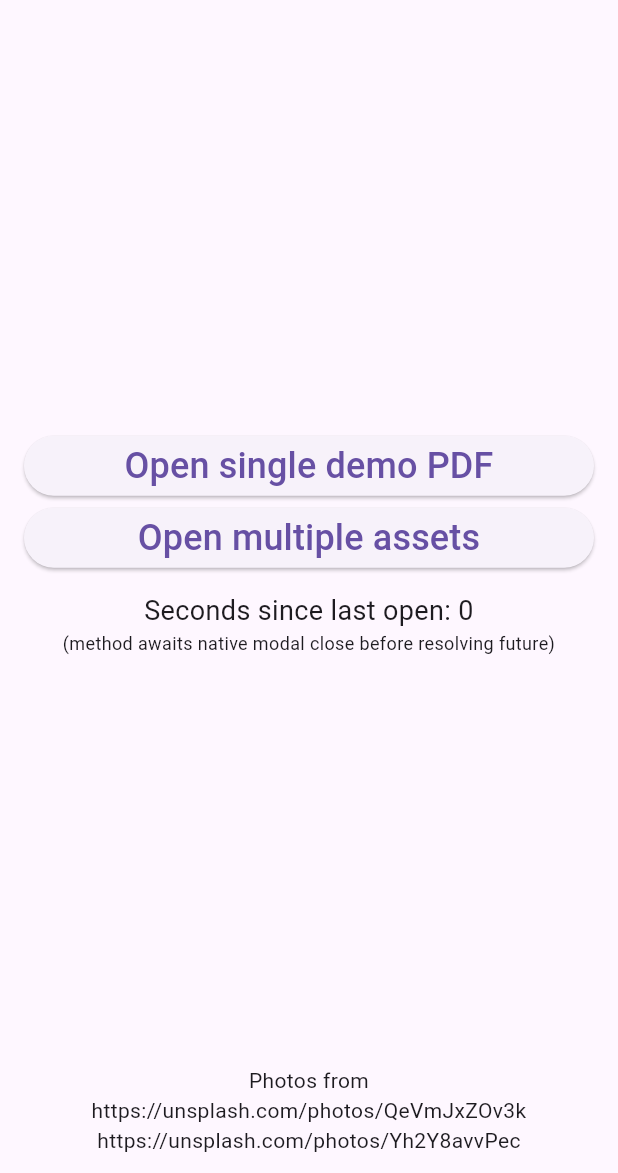
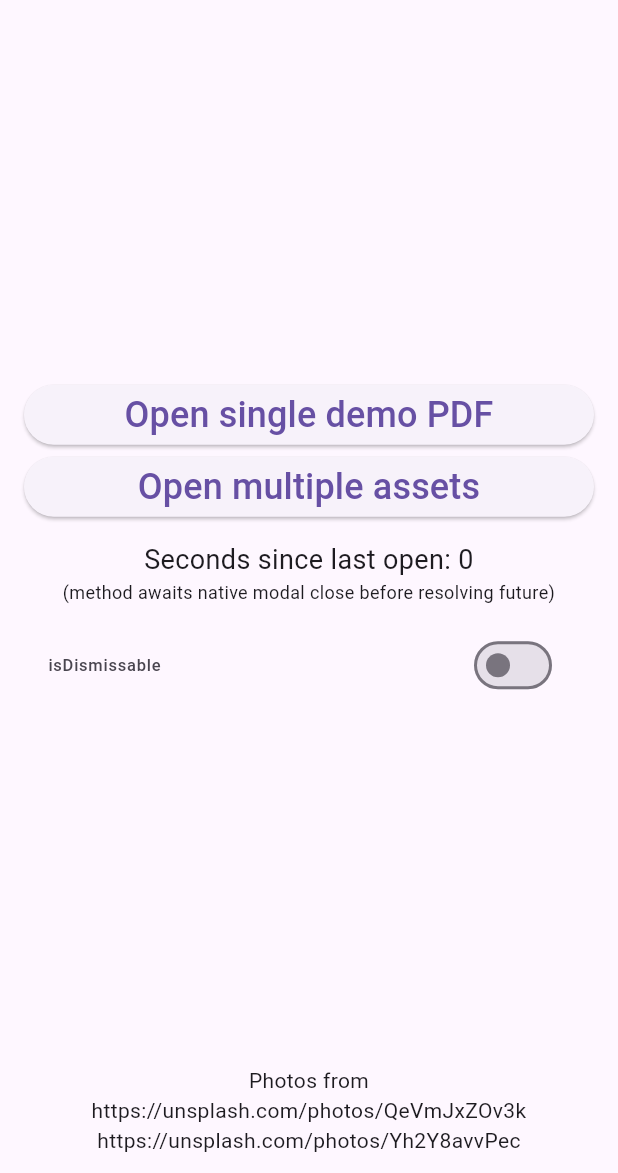
Before and after one commit to glebosotov/flutter-quick-look, a Flutter app: the screen it shows after launch, after a tap on "Open single demo PDF", on a phone screen of 412 x 824 dp, the part 63-1236 px from its top. Run offline on Flutter 3.47's test engine with Material 3 defaults, Android fonts, the phone set to English and light mode, and no system bars.

```diff
--- a/example/lib/main.dart
+++ b/example/lib/main.dart
@@ -31,6 +31,7 @@ class _MyAppState extends State<MyApp> {
 
   Timer? _timer;
   int secondsPassedSinceLastOpen = 0;
+  bool isDismissable = false;
 
   @override
   Widget build(BuildContext context) {
@@ -65,10 +66,17 @@ class _MyAppState extends State<MyApp> {
                     });
                     final String directory =
                         (await getApplicationDocumentsDirectory()).path;
-                    final tempFile = await File('$directory/$path')
-                        .writeAsBytes(byteData.buffer.asUint8List(
-                            byteData.offsetInBytes, byteData.lengthInBytes));
-                    await QuickLook.openURL(tempFile.path);
+                    final tempFile =
+                        await File('$directory/$path').writeAsBytes(
+                      byteData.buffer.asUint8List(
+                        byteData.offsetInBytes,
+                        byteData.lengthInBytes,
+                      ),
+                    );
+                    await QuickLook.openURL(
+                      tempFile.path,
+                      isDismissable: isDismissable,
+                    );
                     _timer?.cancel();
                   },
                   child: const Text('Open single demo PDF',
@@ -90,21 +98,28 @@ class _MyAppState extends State<MyApp> {
                     });
                     _timer =
                         Timer.periodic(const Duration(seconds: 1), (timer) {
-                      setState(() {
-                        secondsPassedSinceLastOpen++;
-                      });
+                      setState(
+                        () {
+                          secondsPassedSinceLastOpen++;
+                        },
+                      );
                     });
                     for (final path in paths) {
                       final byteData = await rootBundle.load('assets/$path');
-                      final tempFile = await File('$directory/$path')
-                          .writeAsBytes(byteData.buffer.asUint8List(
-                              byteData.offsetInBytes, byteData.lengthInBytes));
+                      final tempFile = await File(
+                        '$directory/$path',
+                      ).writeAsBytes(
+                        byteData.buffer.asUint8List(
+                          byteData.offsetInBytes,
+                          byteData.lengthInBytes,
+                        ),
+                      );
                       finalPaths.add(tempFile.path);
                     }
                     await QuickLook.openURLs(
                       resourceURLs: finalPaths,
                       initialIndex: finalPaths.length - 1,
-                      isDismissable: false,
+                      isDismissable: isDismissable,
                     );
                     _timer?.cancel();
                   },
@@ -125,6 +140,16 @@ class _MyAppState extends State<MyApp> {
                   style: TextStyle(fontSize: 12),
                   textAlign: TextAlign.center,
                 ),
+                const SizedBox(height: 12),
+                ListTile(
+                  leading: Text('isDismissable'),
+                  trailing: Switch(
+                    value: isDismissable,
+                    onChanged: (newValue) => setState(
+                      () => isDismissable = newValue,
+                    ),
+                  ),
+                ),
                 const Spacer(),
                 const Text(
                   'Photos from \nhttps://unsplash.com/photos/QeVmJxZOv3k\nhttps://unsplash.com/photos/Yh2Y8avvPec',
--- a/example/pubspec.yaml
+++ b/example/pubspec.yaml
@@ -40,7 +40,7 @@ dev_dependencies:
   # activated in the `analysis_options.yaml` file located at the root of your
   # package. See that file for information about deactivating specific lint
   # rules and activating additional ones.
-  flutter_lints: ^2.0.1
+  flutter_lints: ^5.0.0
 
 # For information on the generic Dart part of this file, see the
 # following page: https://dart.dev/tools/pub/pubspec
--- a/pubspec.yaml
+++ b/pubspec.yaml
@@ -14,8 +14,8 @@ dependencies:
 dev_dependencies:
   flutter_test:
     sdk: flutter
-  flutter_lints: ^2.0.1
-  pigeon: ^16.0.5
+  flutter_lints: ^5.0.0
+  pigeon: ^25.1.0
 
 # For information on the generic Dart part of this file, see the
 # following page: https://dart.dev/tools/pub/pubspec
```
Also changed, not shown: example/pubspec.lock, lib/quick_look_messages.g.dart, 3 other files.
